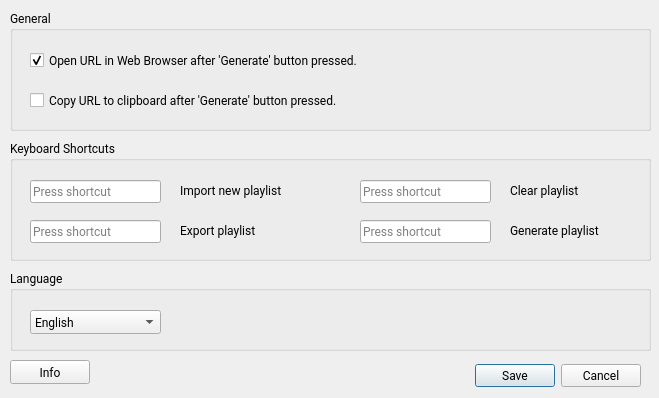
Old version of the form src/gui/forms/settings_dialog.ui in the repository christianhofmanncodes/youtube-playlist-generator.
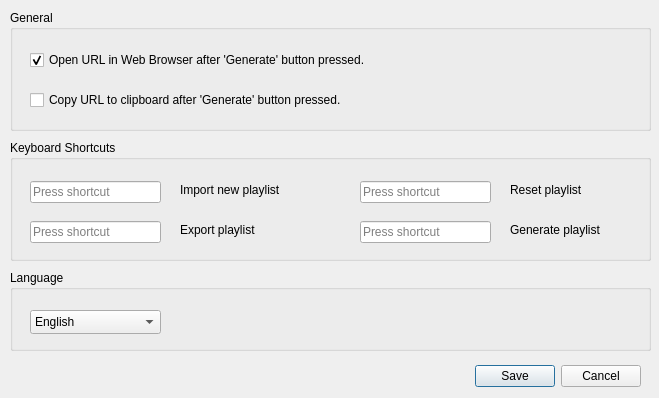
New version of the form.

Commit message: add Roboto to font family, remove info button

Diff of the .ui file:
```diff
--- a/src/gui/forms/settings_dialog.ui
+++ b/src/gui/forms/settings_dialog.ui
@@ -23,9 +23,7 @@
    </size>
   </property>
   <property name="font">
-   <font>
-    <family>Roboto</family>
-   </font>
+   <font/>
   </property>
   <property name="windowTitle">
    <string>Settings</string>
@@ -162,7 +160,7 @@
      </rect>
     </property>
     <property name="text">
-     <string>Clear playlist</string>
+     <string>Reset playlist</string>
     </property>
    </widget>
    <widget class="QKeySequenceEdit" name="keySequenceEdit_option3">
@@ -232,19 +230,6 @@
     </item>
    </widget>
   </widget>
-  <widget class="QPushButton" name="pushButton_info">
-   <property name="geometry">
-    <rect>
-     <x>10</x>
-     <y>360</y>
-     <width>80</width>
-     <height>24</height>
-    </rect>
-   </property>
-   <property name="text">
-    <string>Info</string>
-   </property>
-  </widget>
  </widget>
  <resources/>
  <connections>
```
Left out of the diff: 3 changed lines with no effect on the pictures.
